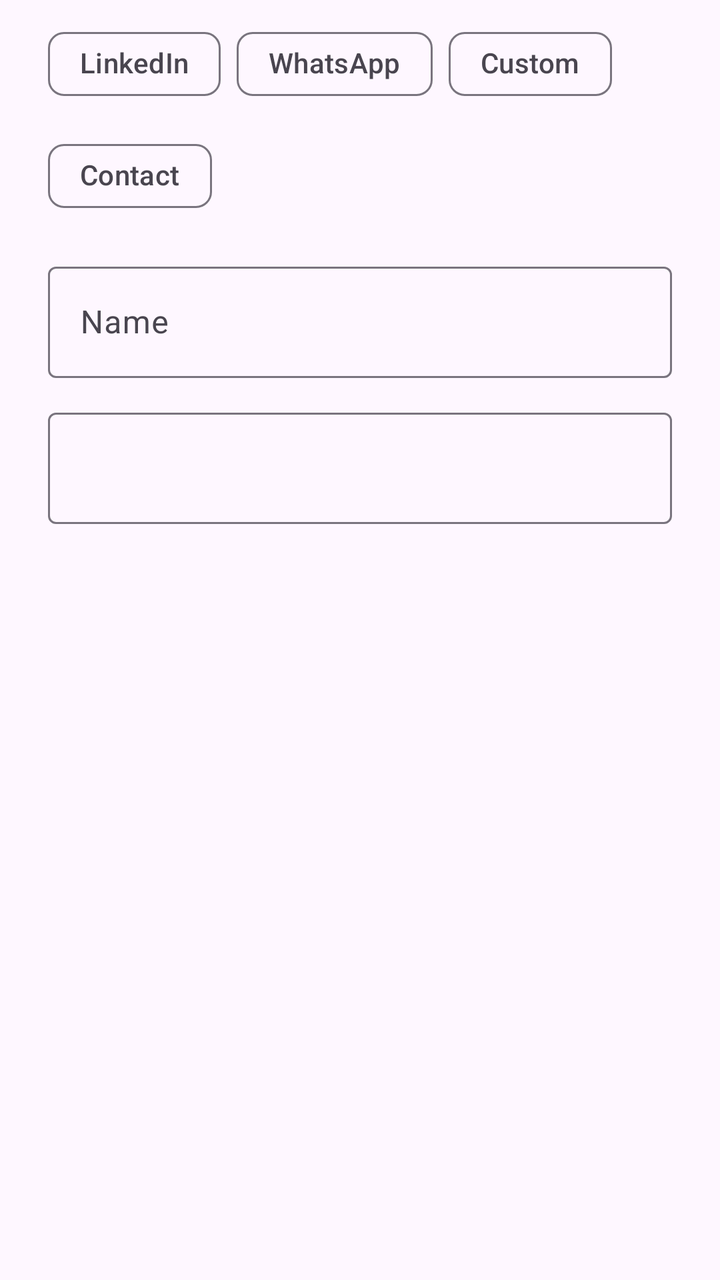
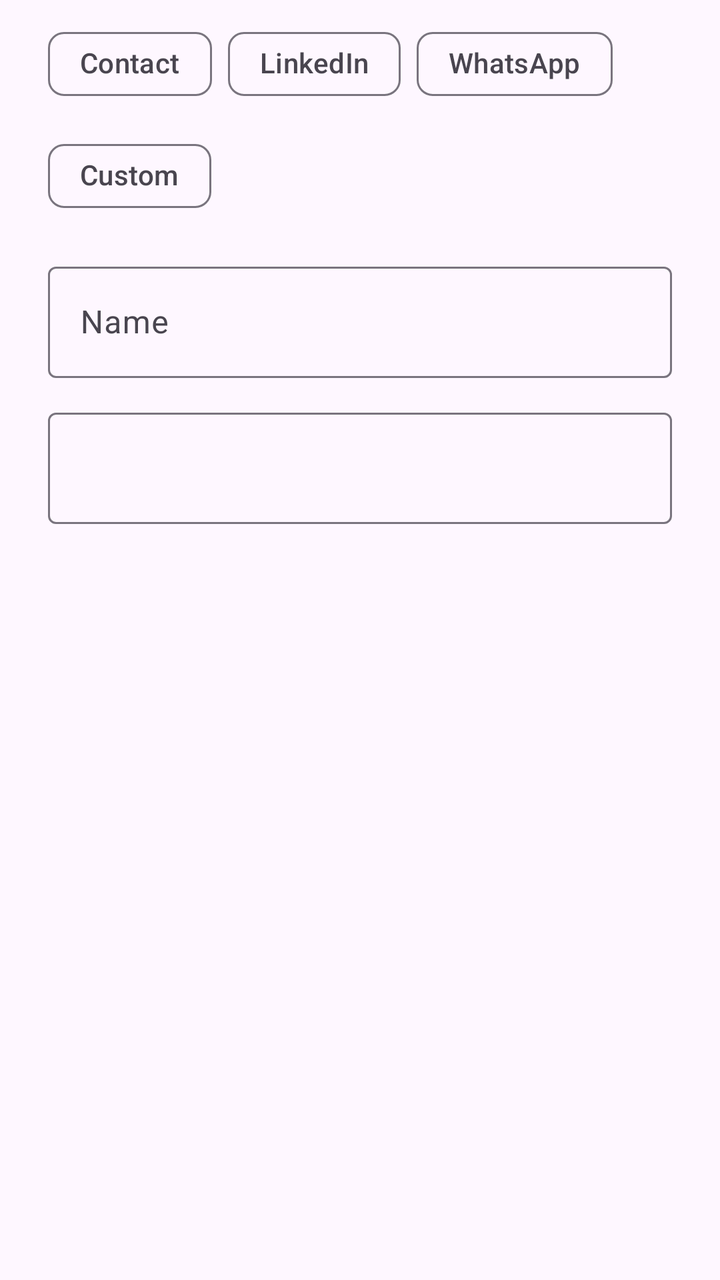

Before-and-after screenshots of an Android layout around one commit, followed by the original layout XML and the change that was made.
<!-- AndroidManifest.xml: application theme Theme.NFCCard -->
<!-- res/layout/dialog_profile.xml -->
<?xml version="1.0" encoding="utf-8"?>
<LinearLayout xmlns:android="http://schemas.android.com/apk/res/android"
    xmlns:app="http://schemas.android.com/apk/res-auto"
    android:layout_width="match_parent"
    android:layout_height="wrap_content"
    android:orientation="vertical"
    android:paddingHorizontal="24dp"
    android:paddingTop="8dp">

    <com.google.android.material.chip.ChipGroup
        android:id="@+id/kind_chips"
        android:layout_width="wrap_content"
        android:layout_height="wrap_content"
        app:singleSelection="true"
        app:selectionRequired="true">

        <com.google.android.material.chip.Chip
            android:id="@+id/chip_linkedin"
            style="@style/Widget.Material3.Chip.Filter"
            android:layout_width="wrap_content"
            android:layout_height="wrap_content"
            android:checkable="true"
            android:text="@string/linkedin" />

        <com.google.android.material.chip.Chip
            android:id="@+id/chip_whatsapp"
            style="@style/Widget.Material3.Chip.Filter"
            android:layout_width="wrap_content"
            android:layout_height="wrap_content"
            android:checkable="true"
            android:text="@string/whatsapp" />

        <com.google.android.material.chip.Chip
            android:id="@+id/chip_custom"
            style="@style/Widget.Material3.Chip.Filter"
            android:layout_width="wrap_content"
            android:layout_height="wrap_content"
            android:checkable="true"
            android:text="@string/custom" />

        <com.google.android.material.chip.Chip
            android:id="@+id/chip_contact"
            style="@style/Widget.Material3.Chip.Filter"
            android:layout_width="wrap_content"
            android:layout_height="wrap_content"
            android:checkable="true"
            android:text="@string/contact" />
    </com.google.android.material.chip.ChipGroup>

    <com.google.android.material.textfield.TextInputLayout
        android:id="@+id/name_layout"
        android:layout_width="match_parent"
        android:layout_height="wrap_content"
        android:layout_marginTop="16dp"
        android:hint="@string/name">

        <com.google.android.material.textfield.TextInputEditText
            android:id="@+id/name_input"
            android:layout_width="match_parent"
            android:layout_height="wrap_content"
            android:inputType="textCapSentences"
            android:maxLines="1" />
    </com.google.android.material.textfield.TextInputLayout>

    <com.google.android.material.textfield.TextInputLayout
        android:id="@+id/link_layout"
        android:layout_width="match_parent"
        android:layout_height="wrap_content"
        android:layout_marginTop="12dp">

        <com.google.android.material.textfield.TextInputEditText
            android:id="@+id/link_input"
            android:layout_width="match_parent"
            android:layout_height="wrap_content"
            android:inputType="textUri"
            android:maxLines="1" />
    </com.google.android.material.textfield.TextInputLayout>

    <LinearLayout
        android:id="@+id/vcard_row"
        android:layout_width="match_parent"
        android:layout_height="wrap_content"
        android:layout_marginTop="12dp"
        android:orientation="horizontal"
        android:gravity="center_vertical"
        android:visibility="gone">

        <com.google.android.material.button.MaterialButton
            android:id="@+id/attach_vcard"
            style="@style/Widget.Material3.Button.TonalButton"
            android:layout_width="wrap_content"
            android:layout_height="wrap_content"
            android:text="@string/attach_vcard" />

        <TextView
            android:id="@+id/vcard_status"
            android:layout_width="0dp"
            android:layout_height="wrap_content"
            android:layout_weight="1"
            android:layout_marginStart="12dp"
            android:textAppearance="?attr/textAppearanceBodySmall" />
    </LinearLayout>
</LinearLayout>
<!-- resources referenced by this layout -->
<resources>
  <string name="attach_vcard">Attach .vcf file</string>
  <string name="contact">Contact</string>
  <string name="custom">Custom</string>
  <string name="linkedin">LinkedIn</string>
  <string name="name">Name</string>
  <string name="whatsapp">WhatsApp</string>
  <style name="Theme.NFCCard" parent="Theme.Material3.DayNight.NoActionBar">
          
          <item name="colorPrimary">@color/neutral_primary</item>
          <item name="colorOnPrimary">@color/neutral_on_primary</item>
          <item name="colorPrimaryContainer">@color/neutral_primary_container</item>
          <item name="colorOnPrimaryContainer">@color/neutral_on_primary_container</item>
          <item name="colorSecondary">@color/neutral_secondary</item>
          <item name="colorOnSecondary">@color/neutral_on_secondary</item>
          <item name="colorSecondaryContainer">@color/neutral_secondary_container</item>
          <item name="colorOnSecondaryContainer">@color/neutral_on_secondary_container</item>
          <item name="colorTertiary">@color/neutral_secondary</item>
          <item name="colorOnTertiary">@color/neutral_on_secondary</item>
          <item name="colorTertiaryContainer">@color/neutral_secondary_container</item>
          <item name="colorOnTertiaryContainer">@color/neutral_on_secondary_container</item>
      </style>
  <color name="neutral_primary">#444746</color>
  <color name="neutral_on_primary">#FFFFFF</color>
  <color name="neutral_primary_container">#E3E3E3</color>
  <color name="neutral_on_primary_container">#1B1B1B</color>
  <color name="neutral_secondary">#5E5E5E</color>
  <color name="neutral_on_secondary">#FFFFFF</color>
  <color name="neutral_secondary_container">#E6E6E6</color>
  <color name="neutral_on_secondary_container">#1A1A1A</color>
</resources>

<!-- the commit's change to res/layout/dialog_profile.xml (unified diff, before → after) -->
@@ -13,6 +13,14 @@
         android:layout_height="wrap_content"
         app:singleSelection="true"
         app:selectionRequired="true">
+
+        <com.google.android.material.chip.Chip
+            android:id="@+id/chip_contact"
+            style="@style/Widget.Material3.Chip.Filter"
+            android:layout_width="wrap_content"
+            android:layout_height="wrap_content"
+            android:checkable="true"
+            android:text="@string/contact" />
 
         <com.google.android.material.chip.Chip
             android:id="@+id/chip_linkedin"
@@ -37,14 +45,6 @@
             android:layout_height="wrap_content"
             android:checkable="true"
             android:text="@string/custom" />
-
-        <com.google.android.material.chip.Chip
-            android:id="@+id/chip_contact"
-            style="@style/Widget.Material3.Chip.Filter"
-            android:layout_width="wrap_content"
-            android:layout_height="wrap_content"
-            android:checkable="true"
-            android:text="@string/contact" />
     </com.google.android.material.chip.ChipGroup>
 
     <com.google.android.material.textfield.TextInputLayout
